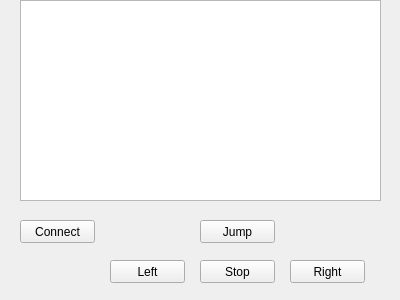
First picture: the form in RoboCopClient/mainwindow.ui, repository Alex-BusNet/SuperCopRemastered, before the edit.
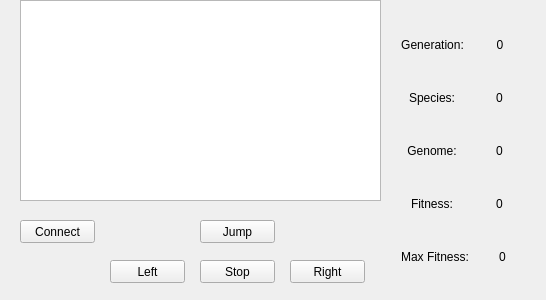
Second picture: the form after the edit.

Patch:
```diff
--- a/RoboCopClient/mainwindow.ui
+++ b/RoboCopClient/mainwindow.ui
@@ -6,7 +6,7 @@
    <rect>
     <x>0</x>
     <y>0</y>
-    <width>400</width>
+    <width>546</width>
     <height>300</height>
    </rect>
   </property>
@@ -94,6 +94,138 @@
      </font>
     </property>
    </widget>
+   <widget class="QWidget" name="verticalLayoutWidget">
+    <property name="geometry">
+     <rect>
+      <x>390</x>
+      <y>10</y>
+      <width>151</width>
+      <height>281</height>
+     </rect>
+    </property>
+    <layout class="QVBoxLayout" name="verticalLayout">
+     <item>
+      <layout class="QHBoxLayout" name="horizontalLayout">
+       <item>
+        <widget class="QLabel" name="genLabel">
+         <property name="text">
+          <string>Generation:</string>
+         </property>
+         <property name="alignment">
+          <set>Qt::AlignCenter</set>
+         </property>
+        </widget>
+       </item>
+       <item>
+        <widget class="QLabel" name="genNumberLabel">
+         <property name="text">
+          <string>0</string>
+         </property>
+         <property name="alignment">
+          <set>Qt::AlignCenter</set>
+         </property>
+        </widget>
+       </item>
+      </layout>
+     </item>
+     <item>
+      <layout class="QHBoxLayout" name="horizontalLayout_2">
+       <item>
+        <widget class="QLabel" name="speciesLabel">
+         <property name="text">
+          <string>Species:</string>
+         </property>
+         <property name="alignment">
+          <set>Qt::AlignCenter</set>
+         </property>
+        </widget>
+       </item>
+       <item>
+        <widget class="QLabel" name="speciesNumLabel">
+         <property name="text">
+          <string>0</string>
+         </property>
+         <property name="alignment">
+          <set>Qt::AlignCenter</set>
+         </property>
+        </widget>
+       </item>
+      </layout>
+     </item>
+     <item>
+      <layout class="QHBoxLayout" name="horizontalLayout_4">
+       <item>
+        <widget class="QLabel" name="genomeLabel">
+         <property name="text">
+          <string>Genome:</string>
+         </property>
+         <property name="alignment">
+          <set>Qt::AlignCenter</set>
+         </property>
+        </widget>
+       </item>
+       <item>
+        <widget class="QLabel" name="genomeNumLabel">
+         <property name="text">
+          <string>0</string>
+         </property>
+         <property name="alignment">
+          <set>Qt::AlignCenter</set>
+         </property>
+        </widget>
+       </item>
+      </layout>
+     </item>
+     <item>
+      <layout class="QHBoxLayout" name="horizontalLayout_3">
+       <item>
+        <widget class="QLabel" name="fitnessLabel">
+         <property name="text">
+          <string>Fitness:</string>
+         </property>
+         <property name="alignment">
+          <set>Qt::AlignCenter</set>
+         </property>
+        </widget>
+       </item>
+       <item>
+        <widget class="QLabel" name="fitnessNumLabel">
+         <property name="text">
+          <string>0</string>
+         </property>
+         <property name="alignment">
+          <set>Qt::AlignCenter</set>
+         </property>
+        </widget>
+       </item>
+      </layout>
+     </item>
+     <item>
+      <layout class="QHBoxLayout" name="horizontalLayout_5">
+       <item>
+        <widget class="QLabel" name="maxFitLabel">
+         <property name="text">
+          <string>Max Fitness:</string>
+         </property>
+         <property name="alignment">
+          <set>Qt::AlignCenter</set>
+         </property>
+        </widget>
+       </item>
+       <item>
+        <widget class="QLabel" name="maxFitNumLabel">
+         <property name="text">
+          <string>0</string>
+         </property>
+         <property name="alignment">
+          <set>Qt::AlignCenter</set>
+         </property>
+        </widget>
+       </item>
+      </layout>
+     </item>
+    </layout>
+   </widget>
   </widget>
  </widget>
  <layoutdefault spacing="6" margin="11"/>
```
